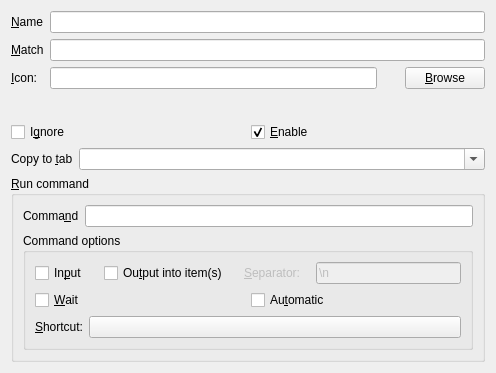
This is src/commandwidget.ui in hluk/CopyQ as Qt 5 draws it before an edit. The edited form follows.
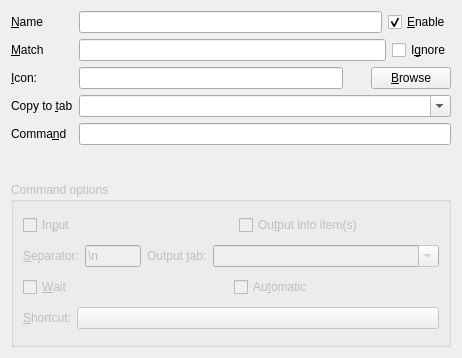
This is the edited form.

Commit message: Output items from command into given tab; bugfixes

```diff
--- a/src/commandwidget.ui
+++ b/src/commandwidget.ui
@@ -6,8 +6,8 @@
    <rect>
     <x>0</x>
     <y>0</y>
-    <width>496</width>
-    <height>373</height>
+    <width>462</width>
+    <height>358</height>
    </rect>
   </property>
   <property name="windowTitle">
@@ -37,13 +37,6 @@
          </property>
         </widget>
        </item>
-       <item row="0" column="1">
-        <widget class="QLineEdit" name="lineEditName">
-         <property name="toolTip">
-          <string>Command name (shown in menu)</string>
-         </property>
-        </widget>
-       </item>
        <item row="1" column="0">
         <widget class="QLabel" name="label_4">
          <property name="sizePolicy">
@@ -60,13 +53,6 @@
          </property>
         </widget>
        </item>
-       <item row="1" column="1">
-        <widget class="QLineEdit" name="lineEditMatch">
-         <property name="toolTip">
-          <string>&lt;html&gt;&lt;head/&gt;&lt;body&gt;&lt;p&gt;Use command only for items whose text match this regular expression.&lt;/p&gt;&lt;p&gt;&lt;span style=&quot; font-weight:600;&quot;&gt;Examples:&lt;/span&gt;&lt;/p&gt;&lt;p&gt;  Match URL    &lt;span style=&quot; font-weight:600;&quot;&gt;^(https?|ftp)://&lt;/span&gt;&lt;/p&gt;&lt;p&gt;  Match PDF filenames    &lt;span style=&quot; font-weight:600;&quot;&gt;\.pdf$&lt;/span&gt;&lt;/p&gt;&lt;p&gt;  Match single character    &lt;span style=&quot; font-weight:600;&quot;&gt;^.$&lt;/span&gt;&lt;/p&gt;&lt;p&gt;  Match remote multimedia    &lt;span style=&quot; font-weight:600;&quot;&gt;^http://.*\.(ogv|vlc|mp4|mp3)$&lt;/span&gt;&lt;/p&gt;&lt;/body&gt;&lt;/html&gt;</string>
-         </property>
-        </widget>
-       </item>
        <item row="2" column="0">
         <widget class="QLabel" name="label_5">
          <property name="sizePolicy">
@@ -117,38 +103,7 @@
          </item>
         </layout>
        </item>
-      </layout>
-     </item>
-     <item>
-      <layout class="QHBoxLayout" name="horizontalLayout_8">
-       <item>
-        <widget class="QCheckBox" name="checkBoxIgnore">
-         <property name="toolTip">
-          <string>Don't save the matched clipboard content to history.</string>
-         </property>
-         <property name="text">
-          <string>I&amp;gnore</string>
-         </property>
-        </widget>
-       </item>
-       <item>
-        <widget class="QCheckBox" name="checkBoxEnable">
-         <property name="toolTip">
-          <string>Enable this action</string>
-         </property>
-         <property name="text">
-          <string>&amp;Enable</string>
-         </property>
-         <property name="checked">
-          <bool>true</bool>
-         </property>
-        </widget>
-       </item>
-      </layout>
-     </item>
-     <item>
-      <layout class="QHBoxLayout" name="horizontalLayout_4" stretch="0,1">
-       <item>
+       <item row="3" column="0">
         <widget class="QLabel" name="label_6">
          <property name="text">
           <string>Copy to &amp;tab</string>
@@ -158,7 +113,7 @@
          </property>
         </widget>
        </item>
-       <item>
+       <item row="3" column="1">
         <widget class="QComboBox" name="comboBoxCopyToTab">
          <property name="toolTip">
           <string>Name of tab to copy new items into (leave empty not to copy)</string>
@@ -168,20 +123,14 @@
          </property>
         </widget>
        </item>
-      </layout>
-     </item>
-     <item>
-      <widget class="QGroupBox" name="groupBox">
-       <property name="title">
-        <string>&amp;Run command</string>
-       </property>
-       <layout class="QVBoxLayout" name="verticalLayout_2">
-        <item>
-         <layout class="QHBoxLayout" name="horizontalLayout">
-          <property name="spacing">
-           <number>6</number>
-          </property>
-          <item>
+       <item row="5" column="1">
+        <widget class="QLineEdit" name="lineEditCommand">
+         <property name="toolTip">
+          <string>Command to run. Use %1 for item text passed as argument.</string>
+         </property>
+        </widget>
+       </item>
+       <item row="5" column="0">
            <widget class="QLabel" name="label_2">
             <property name="sizePolicy">
              <sizepolicy hsizetype="Preferred" vsizetype="Preferred">
@@ -197,17 +146,61 @@
             </property>
            </widget>
           </item>
+       <item row="1" column="1">
+        <layout class="QHBoxLayout" name="horizontalLayout">
           <item>
-           <widget class="QLineEdit" name="lineEditCommand">
+          <widget class="QLineEdit" name="lineEditMatch">
             <property name="toolTip">
-             <string>Command to run. Use %1 for item text passed as argument.</string>
-            </property>
-           </widget>
+            <string>&lt;html&gt;&lt;head/&gt;&lt;body&gt;&lt;p&gt;Use command only for items whose text match this regular expression.&lt;/p&gt;&lt;p&gt;&lt;span style=&quot; font-weight:600;&quot;&gt;Examples:&lt;/span&gt;&lt;/p&gt;&lt;p&gt;  Match URL    &lt;span style=&quot; font-weight:600;&quot;&gt;^(https?|ftp)://&lt;/span&gt;&lt;/p&gt;&lt;p&gt;  Match PDF filenames    &lt;span style=&quot; font-weight:600;&quot;&gt;\.pdf$&lt;/span&gt;&lt;/p&gt;&lt;p&gt;  Match single character    &lt;span style=&quot; font-weight:600;&quot;&gt;^.$&lt;/span&gt;&lt;/p&gt;&lt;p&gt;  Match remote multimedia    &lt;span style=&quot; font-weight:600;&quot;&gt;^http://.*\.(ogv|vlc|mp4|mp3)$&lt;/span&gt;&lt;/p&gt;&lt;/body&gt;&lt;/html&gt;</string>
+           </property>
+          </widget>
+         </item>
+         <item>
+          <widget class="QCheckBox" name="checkBoxIgnore">
+           <property name="toolTip">
+            <string>Don't save the matched clipboard content to history.</string>
+           </property>
+           <property name="text">
+            <string>I&amp;gnore</string>
+           </property>
+          </widget>
+         </item>
+        </layout>
+       </item>
+       <item row="0" column="1">
+        <layout class="QHBoxLayout" name="horizontalLayout_6">
+         <property name="bottomMargin">
+          <number>0</number>
+         </property>
+         <item>
+          <widget class="QLineEdit" name="lineEditName">
+           <property name="toolTip">
+            <string>Command name (shown in menu)</string>
+           </property>
+          </widget>
+         </item>
+         <item>
+          <widget class="QCheckBox" name="checkBoxEnable">
+           <property name="toolTip">
+            <string>Enable this action</string>
+           </property>
+           <property name="text">
+            <string>&amp;Enable</string>
+           </property>
+           <property name="checked">
+            <bool>true</bool>
+           </property>
+          </widget>
+         </item>
+        </layout>
           </item>
          </layout>
         </item>
         <item>
          <widget class="QGroupBox" name="groupBoxCommandOptions">
+       <property name="enabled">
+        <bool>false</bool>
+       </property>
           <property name="title">
            <string>Command options</string>
           </property>
@@ -246,8 +239,10 @@
                </property>
               </widget>
              </item>
+         </layout>
+        </item>
              <item>
-              <layout class="QHBoxLayout" name="horizontalLayout_3">
+         <layout class="QHBoxLayout" name="horizontalLayout_3" stretch="0,1,0,4">
                <item>
                 <widget class="QLabel" name="separatorLabel">
                  <property name="enabled">
@@ -274,7 +269,31 @@
                  </property>
                 </widget>
                </item>
-              </layout>
+          <item>
+           <widget class="QLabel" name="labelOutputTab">
+            <property name="enabled">
+             <bool>false</bool>
+            </property>
+            <property name="text">
+             <string>Output &amp;tab:</string>
+            </property>
+            <property name="buddy">
+             <cstring>comboBoxOutputTab</cstring>
+            </property>
+           </widget>
+          </item>
+          <item>
+           <widget class="QComboBox" name="comboBoxOutputTab">
+            <property name="enabled">
+             <bool>false</bool>
+            </property>
+            <property name="toolTip">
+             <string>Save items in tab with given name (leave empty to save in first tab)</string>
+            </property>
+            <property name="editable">
+             <bool>true</bool>
+            </property>
+           </widget>
              </item>
             </layout>
            </item>
@@ -320,7 +339,7 @@
              <item>
               <widget class="QPushButton" name="pushButtonShortcut">
                <property name="text">
-                <string></string>
+             <string/>
                </property>
               </widget>
              </item>
@@ -330,11 +349,8 @@
          </widget>
         </item>
        </layout>
-      </widget>
-     </item>
-    </layout>
-   </item>
-  </layout>
+   </item>
+  </layout>
  </widget>
  <resources/>
  <connections>
```
Left out of the diff: 14 changed lines with no effect on the pictures. Lines whose indentation alone changed are shown as unchanged. The commit also changes 11 other files.
